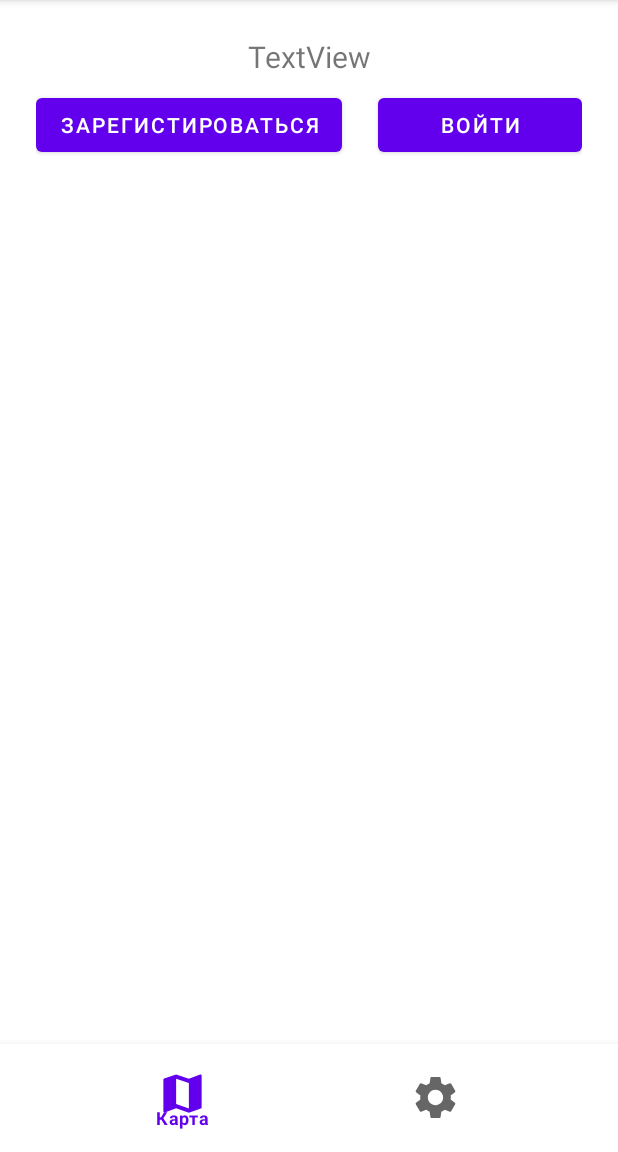
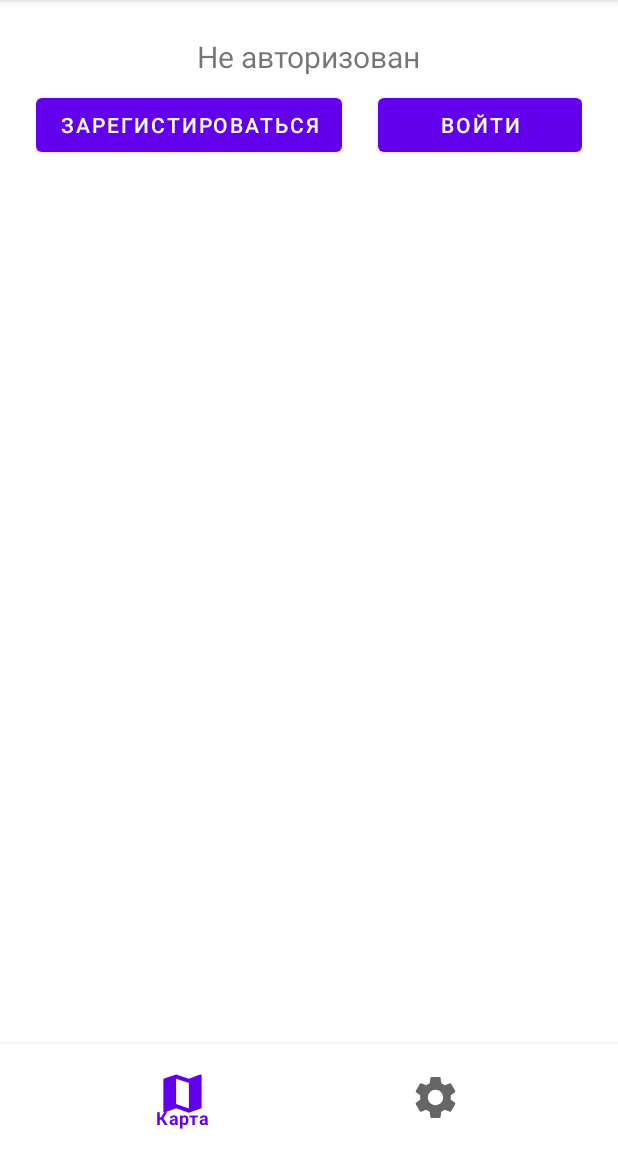
Before and after one commit to igorv8836/Lab_Task, an Android app: the SettingsFragment screen opened through its navigation route, on a phone screen of 412 x 824 dp, the part 84-1236 px from its top. Run offline under Robolectric (Android 15) with nearby library versions, the phone set to English and light mode, and no system bars; libraries missing offline, so code that uses them is left out: com.yandex.runtime; 12 statements that could not run were skipped.

Commit message:
savin token in memory, like tag, unlike tag, getTags from AuthUser, registration and auto-save toke, log in with username and password

```diff
--- a/app/src/main/java/com/example/lab_task/MainActivity.kt
+++ b/app/src/main/java/com/example/lab_task/MainActivity.kt
@@ -12,7 +12,7 @@ class MainActivity : AppCompatActivity() {
     private lateinit var binding: ActivityMainBinding
     override fun onCreate(savedInstanceState: Bundle?) {
         super.onCreate(savedInstanceState)
-        MapKitFactory.setApiKey(com.example.lab_task.BuildConfig.MAPKIT_API_KEY)
+        MapKitFactory.setApiKey(BuildConfig.MAPKIT_API_KEY)
         MapKitFactory.initialize(this)
         binding = ActivityMainBinding.inflate(layoutInflater)
         setContentView(binding.root)
--- a/app/src/main/java/com/example/lab_task/fragments/MapFragment.kt
+++ b/app/src/main/java/com/example/lab_task/fragments/MapFragment.kt
@@ -2,10 +2,11 @@ package com.example.lab_task.fragments
 
 import android.annotation.SuppressLint
 import android.app.AlertDialog
+import android.content.Context
+import android.content.SharedPreferences
 import android.graphics.BitmapFactory
 import androidx.lifecycle.ViewModelProvider
 import android.os.Bundle
-import android.util.Log
 import androidx.fragment.app.Fragment
 import android.view.LayoutInflater
 import android.view.View
@@ -25,7 +26,6 @@ import com.yandex.mapkit.map.MapObjectTapListener
 import com.yandex.mapkit.map.PlacemarkMapObject
 import com.yandex.mapkitdemo.objects.ClusterView
 import com.yandex.mapkitdemo.objects.PlacemarkType
-import com.yandex.mapkitdemo.objects.PlacemarkUserData
 import com.yandex.runtime.image.ImageProvider
 import com.yandex.runtime.ui_view.ViewProvider
 import java.io.File
@@ -37,8 +37,9 @@ class MapFragment : Fragment() {
     private lateinit var viewModel: MapViewModel
     private lateinit var binding: FragmentMapBinding
     private var userPlacemark: PlacemarkMapObject? = null
+    private lateinit var sharedPref: SharedPreferences
 
-    override fun onCreateView(inflater: LayoutInflater, container: ViewGroup?, savedInstanceState: Bundle?): View? {
+    override fun onCreateView(inflater: LayoutInflater, container: ViewGroup?, savedInstanceState: Bundle?): View {
         binding = FragmentMapBinding.inflate(inflater, container, false)
         return binding.root
     }
@@ -48,6 +49,15 @@ class MapFragment : Fragment() {
         viewModel = ViewModelProvider(this)[MapViewModel::class.java]
         binding.mapview.onStart()
         viewModel.getTags()
+
+        sharedPref = requireActivity().getSharedPreferences("tokens", Context.MODE_PRIVATE)
+        val token = sharedPref.getString(getString(R.string.tag_api_token), null)
+        var username: String? = null
+        if (token != null) {
+            username = sharedPref.getString(getString(R.string.username), null)
+            viewModel.username = username
+            viewModel.addToken(token)
+        }
 
         binding.mapview.map.move(
             CameraPosition(
@@ -61,7 +71,9 @@ class MapFragment : Fragment() {
         val clusterizedCollection =
             binding.mapview.map.mapObjects.addClusterizedPlacemarkCollection(clusterListener)
 
+
         viewModel.tags.observe(viewLifecycleOwner){
+            clusterizedCollection.clear()
             val imageProvider = ImageProvider.fromResource(requireContext(), R.drawable.placemark)
             for(i in it.indices) {
                 val placemark = clusterizedCollection.addPlacemark().apply {
@@ -73,29 +85,25 @@ class MapFragment : Fragment() {
             }
             clusterizedCollection.clusterPlacemarks(60.0, 15)
         }
-        viewModel.addedTag.observe(viewLifecycleOwner){
-            val imageProvider = ImageProvider.fromResource(requireContext(), R.drawable.placemark)
-            val placemark = clusterizedCollection.addPlacemark().apply {
-                geometry = Point(it.latitude, it.longitude)
-                setText(it.description)
-                setIcon(imageProvider)
-            }
-            placemark.addTapListener(placemarkTapListener)
-            clusterizedCollection.clusterPlacemarks(60.0, 15)
 
-            viewModel.addAddedTagToMainList()
+        viewModel.helpingText.observe(viewLifecycleOwner) {
+            Snackbar.make(binding.root, it, Snackbar.LENGTH_SHORT).show()
+        }
+        viewModel.changedLikeOfTag.observe(viewLifecycleOwner){
+            binding.incude.likeCount.text = it.likes.toString()
+            if (it.isLiked)
+                binding.incude.like.setImageResource(R.drawable.red_heart)
+            else
+                binding.incude.like.setImageResource(R.drawable.heart)
         }
 
         binding.incude.closeButton.setOnClickListener {
             binding.tagInfoFrame.visibility = View.GONE
-//            userPlacemark?.setVisible(true)
         }
-
         binding.incudeAddTag.closeButton.setOnClickListener {
-            userPlacemark?.setVisible(false)
+            userPlacemark?.isVisible = false
             binding.newTagButtonFrame.visibility = View.GONE
         }
-
         binding.mapview.map.addInputListener(inputListener)
 
         binding.incudeAddTag.addTagButton.setOnClickListener{
@@ -120,7 +128,6 @@ class MapFragment : Fragment() {
         }
 
         viewModel.auth("igorv88361", "123123")
-//        viewModel.delete()
 
     }
 
@@ -134,7 +141,7 @@ class MapFragment : Fragment() {
                 }
             } else
                 userPlacemark?.geometry = point
-            userPlacemark?.setVisible(true)
+            userPlacemark?.isVisible = true
 
             binding.tagInfoFrame.visibility = View.GONE
             binding.newTagButtonFrame.visibility = View.VISIBLE
@@ -161,11 +168,11 @@ class MapFragment : Fragment() {
     private val placemarkTapListener = MapObjectTapListener { obj, point ->
         binding.newTagButtonFrame.visibility = View.GONE
         binding.tagInfoFrame.visibility = View.VISIBLE
-        userPlacemark?.setVisible(false)
-        val clickedTag = viewModel.tags.value?.firstOrNull {
-            it.latitude == (obj as PlacemarkMapObject).geometry.latitude
-                    && it.longitude == (obj as PlacemarkMapObject).geometry.longitude
-        }
+        userPlacemark?.isVisible = false
+        val clickedTag = viewModel.findTagByCoord(
+            (obj as PlacemarkMapObject).geometry.latitude,
+            obj.geometry.longitude
+        )
         if (clickedTag != null)
             binding.incude.apply {
                 description.text = clickedTag.description
@@ -176,10 +183,17 @@ class MapFragment : Fragment() {
                 likeCount.text = clickedTag.likes.toString()
                 if (clickedTag.isLiked)
                     like.setImageResource(R.drawable.red_heart)
+                else
+                    like.setImageResource(R.drawable.heart)
                 if (clickedTag.image != null)
                     image.setImageBitmap(BitmapFactory.decodeFile(File(clickedTag.image).absolutePath))
+
+                binding.tagInfoFrame.visibility = View.VISIBLE
+
+                binding.incude.like.setOnClickListener {
+                    viewModel.changeLike(clickedTag.id)
+                }
             }
-        binding.tagInfoFrame.visibility = View.VISIBLE
         true
     }
 
--- a/app/src/main/java/com/example/lab_task/models/TagsResponse.kt
+++ b/app/src/main/java/com/example/lab_task/models/Tag.kt
@@ -9,8 +9,8 @@ data class Tag(
     val longitude: Double,
     val description: String,
     val image: String?,
-    val likes: Int,
-    @Json(name="is_liked") val isLiked: Boolean,
+    var likes: Int,
+    @Json(name="is_liked") var isLiked: Boolean,
     val user: User?
 )
 
--- a/app/src/main/java/com/example/lab_task/models/TagsApi.kt
+++ b/app/src/main/java/com/example/lab_task/models/TagsApi.kt
@@ -15,7 +15,9 @@ import retrofit2.http.Path
 
 interface TagsApi {
     @GET("/api/tags/")
-    suspend fun getTags(): Response<List<Tag>>
+    suspend fun getTags(
+        @Header("Authorization") token: String
+    ): Response<List<Tag>>
 
     @Multipart
     @POST("/api/tags/")
@@ -32,11 +34,17 @@ interface TagsApi {
         @Header("Authorization") token: String
     ): Response<String>
 
-    @POST("/api/tags/")
-    suspend fun likeTag()
+    @POST("/api/tags/{tag_id}/likes")
+    suspend fun likeTag(
+        @Path("tag_id") id: String,
+        @Header("Authorization") token: String
+    ): Response<Tag>
 
     @DELETE("/api/tags/{tag_id}/likes")
-    suspend fun deleteLike()
+    suspend fun deleteLike(
+        @Path("tag_id") id: String,
+        @Header("Authorization") token: String
+    ): Response<String>
 
 
     @POST("/api/auth/register")
--- a/app/src/main/java/com/example/lab_task/models/TagsWebService.kt
+++ b/app/src/main/java/com/example/lab_task/models/TagsWebService.kt
@@ -9,14 +9,14 @@ import retrofit2.Retrofit
 import retrofit2.converter.moshi.MoshiConverterFactory
 
 object TagsWebService {
-    private var token: String? = null
+    var token: String = ""
     private val url = "https://maps.rtuitlab.dev"
     private val api: TagsApi by lazy {
         createTagsApi()
     }
 
     suspend fun getTags(): Response<List<Tag>> {
-        return api.getTags()
+        return api.getTags(getBearerToken())
     }
 
     suspend fun addTag(data: PostTag): Response<Tag> {
@@ -52,6 +52,16 @@ object TagsWebService {
         return api.addAuthTag(data.latitude, data.longitude, data.description, "Bearer $auth")
     }
 
+    suspend fun addLike(tagId: String): Response<Tag>{
+        return api.likeTag(tagId, getBearerToken())
+    }
+
+    suspend fun deleteLike(tagId: String): Response<String>{
+        return api.deleteLike(tagId, getBearerToken())
+    }
+
+    fun getBearerToken(): String = "Bearer $token"
+
 //    suspend fun test(token: String): Response<UserAuth>{
 //        return api.test(token)
 //    }
--- a/app/src/main/java/com/example/lab_task/viewmodels/MainActivityViewModel.kt
+++ b/app/src/main/java/com/example/lab_task/viewmodels/MainActivityViewModel.kt
@@ -2,6 +2,4 @@ package com.example.lab_task.viewmodels
 
 import androidx.lifecycle.ViewModel
 
-class MainActivityViewModel: ViewModel() {
-
-}
+class MainActivityViewModel: ViewModel()
--- a/app/src/main/res/layout/fragment_settings.xml
+++ b/app/src/main/res/layout/fragment_settings.xml
@@ -11,7 +11,7 @@
         android:id="@+id/main_text"
         android:layout_width="wrap_content"
         android:layout_height="wrap_content"
-        android:text="TextView"
+        android:text="Не авторизован"
         android:textSize="@dimen/text_size_large"
         android:layout_marginTop="@dimen/margin_large"
         app:layout_constraintEnd_toEndOf="parent"
--- a/app/src/main/res/values/strings.xml
+++ b/app/src/main/res/values/strings.xml
@@ -1,4 +1,5 @@
 <resources>
     <string name="app_name">Lab_Task</string>
     <string name="tag_api_token">tag_api_token</string>
+    <string name="username">username</string>
 </resources>
```
Also changed, not shown: app/src/main/java/com/example/lab_task/fragments/SettingsFragment.kt (+80 -22 lines), app/src/main/java/com/example/lab_task/viewmodels/MapViewModel.kt (+112 -12 lines), app/src/main/java/com/example/lab_task/viewmodels/SettingsViewModel.kt (+39 -4 lines), app/src/main/res/layout/auth_dialog.xml (renamed from app/src/main/res/layout/register_account_dialog.xml).
